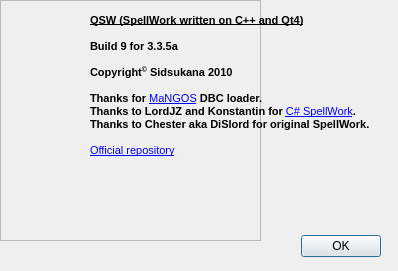
Before: the Qt Designer form QSW/AboutFormUI.ui in sidsukana/QSpellWork, drawn with Qt 5.
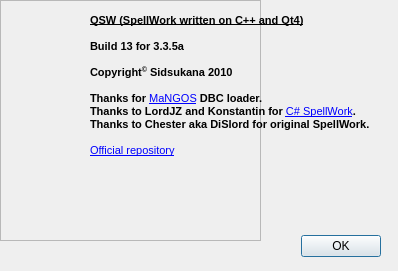
After: the same form once the commit is applied. Icons and pictures are not drawn.

```diff
--- a/QSW/AboutFormUI.ui
+++ b/QSW/AboutFormUI.ui
@@ -83,7 +83,7 @@
 &lt;/style&gt;&lt;/head&gt;&lt;body style=&quot; font-family:'MS Shell Dlg 2'; font-size:8.25pt; font-weight:400; font-style:normal;&quot;&gt;
 &lt;p style=&quot; margin-top:0px; margin-bottom:0px; margin-left:0px; margin-right:0px; -qt-block-indent:0; text-indent:0px;&quot;&gt;&lt;span style=&quot; font-size:8pt; font-weight:600; text-decoration: underline;&quot;&gt;QSW (SpellWork written on C++ and Qt4)&lt;/span&gt;&lt;span style=&quot; font-size:8pt;&quot;&gt; &lt;/span&gt;&lt;/p&gt;
 &lt;p style=&quot;-qt-paragraph-type:empty; margin-top:0px; margin-bottom:0px; margin-left:0px; margin-right:0px; -qt-block-indent:0; text-indent:0px; font-size:8pt; font-weight:600;&quot;&gt;&lt;/p&gt;
-&lt;p style=&quot; margin-top:0px; margin-bottom:0px; margin-left:0px; margin-right:0px; -qt-block-indent:0; text-indent:0px;&quot;&gt;&lt;span style=&quot; font-size:8pt; font-weight:600;&quot;&gt;Build 9 for 3.3.5a&lt;/span&gt;&lt;/p&gt;
+&lt;p style=&quot; margin-top:0px; margin-bottom:0px; margin-left:0px; margin-right:0px; -qt-block-indent:0; text-indent:0px;&quot;&gt;&lt;span style=&quot; font-size:8pt; font-weight:600;&quot;&gt;Build 13 for 3.3.5a&lt;/span&gt;&lt;/p&gt;
 &lt;p style=&quot;-qt-paragraph-type:empty; margin-top:0px; margin-bottom:0px; margin-left:0px; margin-right:0px; -qt-block-indent:0; text-indent:0px; font-size:8pt; font-weight:600;&quot;&gt;&lt;/p&gt;
 &lt;p style=&quot; margin-top:0px; margin-bottom:0px; margin-left:0px; margin-right:0px; -qt-block-indent:0; text-indent:0px;&quot;&gt;&lt;span style=&quot; font-size:8pt; font-weight:600;&quot;&gt;Copyright&lt;/span&gt;&lt;span style=&quot; font-size:8pt; font-weight:600; vertical-align:super;&quot;&gt;©&lt;/span&gt;&lt;span style=&quot; font-size:8pt; font-weight:600;&quot;&gt; Sidsukana 2010&lt;/span&gt;&lt;/p&gt;
 &lt;p style=&quot;-qt-paragraph-type:empty; margin-top:0px; margin-bottom:0px; margin-left:0px; margin-right:0px; -qt-block-indent:0; text-indent:0px; font-size:8pt; font-weight:600;&quot;&gt;&lt;/p&gt;
```
